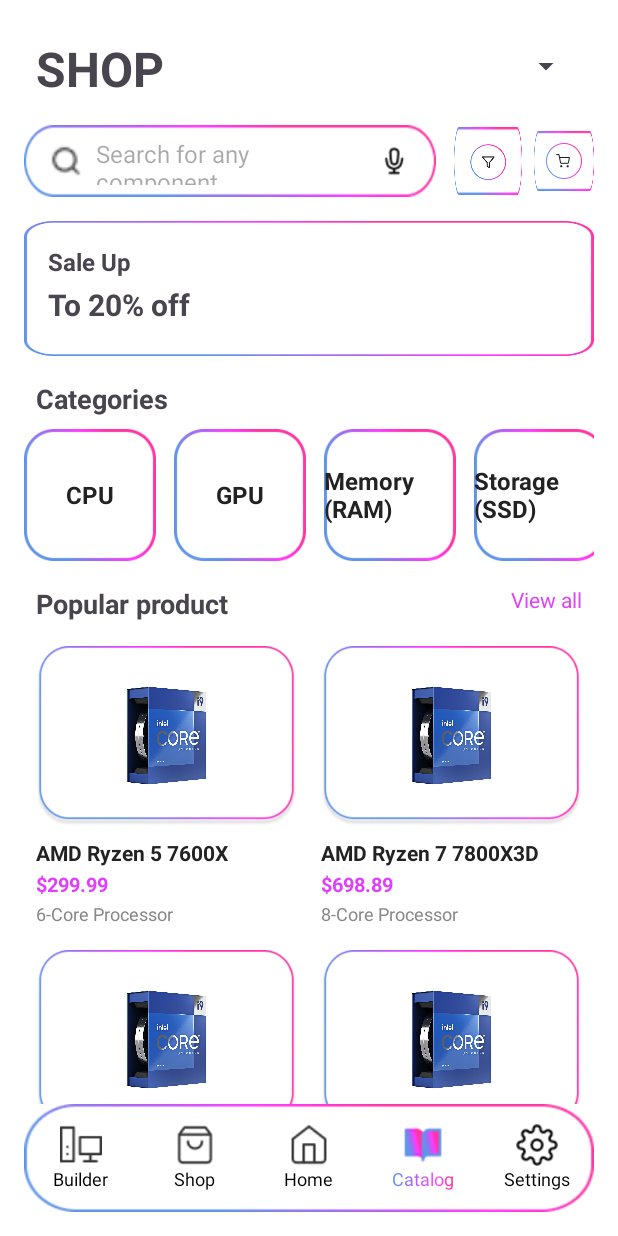
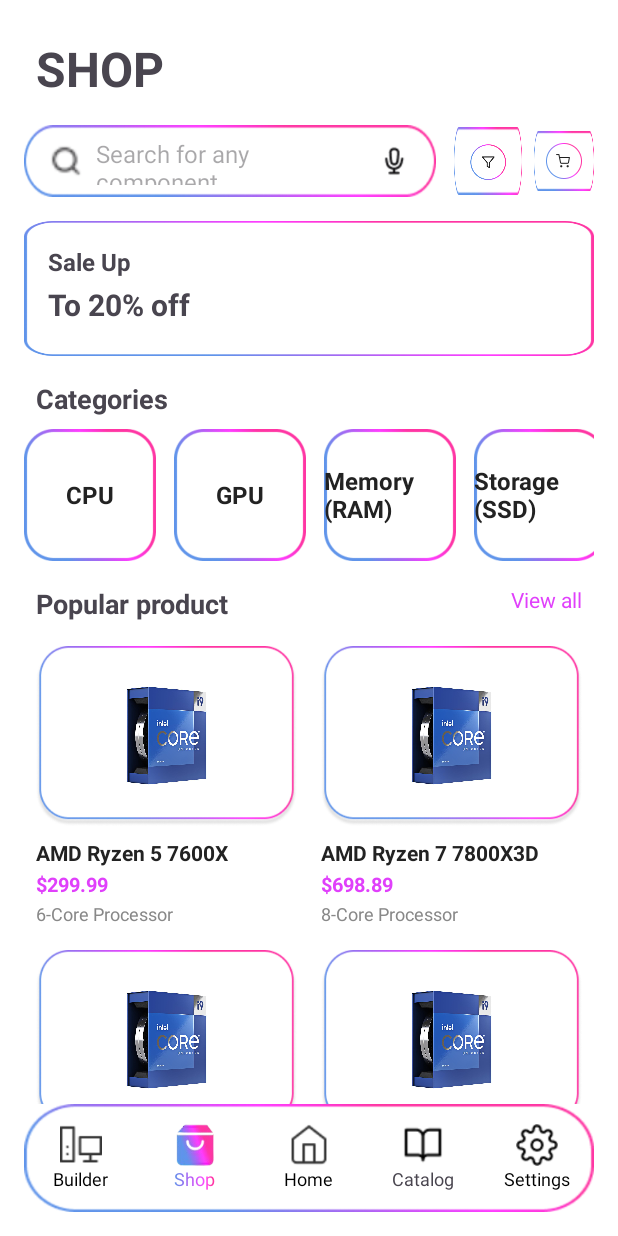
Before and after one commit to kelvincodevn/PRM392_Project, an Android app: the screen it shows after launch (ShopActivity), on a phone screen of 412 x 824 dp. Run offline under Robolectric (Android 15) with nearby library versions, the phone set to English and light mode, and no system bars.

Commit message:
add image

```diff
--- a/app/src/main/res/layout/activity_shop.xml
+++ b/app/src/main/res/layout/activity_shop.xml
@@ -23,15 +23,6 @@
         tools:text="SHOP" />
 
     <!-- Currency Dropdown -->
-    <Spinner
-        android:id="@+id/spinnerCurrency"
-        android:layout_width="wrap_content"
-        android:layout_height="wrap_content"
-        android:layout_marginTop="32dp"
-        app:layout_constraintTop_toTopOf="parent"
-        app:layout_constraintEnd_toEndOf="parent"
-        android:layout_marginEnd="24dp"
-        tools:ignore="SpeakableTextPresentCheck" />
 
     <!-- Search Bar Row -->
     <LinearLayout
@@ -252,8 +243,8 @@
             <ImageView
                 android:layout_width="28dp"
                 android:layout_height="28dp"
-                android:src="@drawable/icon_shop" />
-            <TextView
+                android:src="@drawable/icon_shop_color" />
+            <com.example.pcbuilder.GradientTextView
                 android:layout_width="wrap_content"
                 android:layout_height="wrap_content"
                 android:text="Shop"
@@ -288,12 +279,12 @@
             <ImageView
                 android:layout_width="28dp"
                 android:layout_height="28dp"
-                android:src="@drawable/icon_catalog_color" />
-            <com.example.pcbuilder.GradientTextView
+                android:src="@drawable/icon_catalog" />
+            <TextView
                 android:layout_width="wrap_content"
                 android:layout_height="wrap_content"
                 android:text="Catalog"
-                android:textSize="12sp" />
+                android:textSize="12sp"/>
         </LinearLayout>
         <!-- Settings -->
         <LinearLayout
--- a/gradle/libs.versions.toml
+++ b/gradle/libs.versions.toml
@@ -1,5 +1,5 @@
 [versions]
-agp = "8.10.0"
+agp = "8.10.1"
 junit = "4.13.2"
 junitVersion = "1.2.1"
 espressoCore = "3.6.1"
```
Also changed, not shown: app/src/main/res/drawable/icon_shop_color.png (added).
